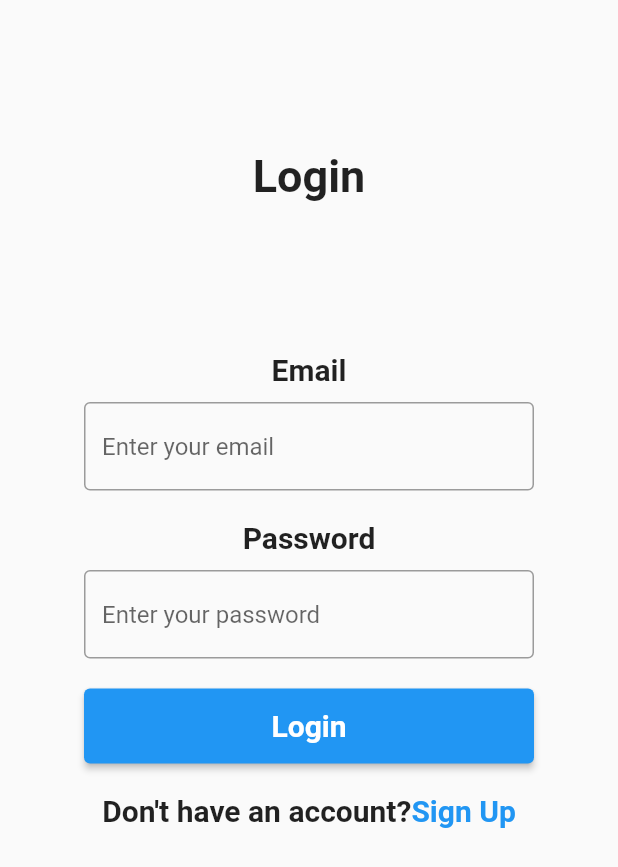
After one commit to aneeshdevala/Cliffix-video-platform, a Flutter app: the LoginPage screen opened by its route, on a phone screen of 412 x 824 dp. The commit adds this screen. Shown: the top 867 px of the screen. Run offline on Flutter 3.47's test engine with Material 2 defaults, Android fonts, the phone set to English and light mode, and no system bars; our stand-ins replace get.

Commit message:
login started

```diff
--- /dev/null
+++ b/lib/app/modules/loginpage/view/homeviews.dart
@@ -0,0 +1,97 @@
+import 'package:flutter/material.dart';
+
+class LoginPage extends StatelessWidget {
+  const LoginPage({Key? key}) : super(key: key);
+
+  @override
+  Widget build(BuildContext context) {
+    return Scaffold(
+      body: Container(
+        child: Column(
+          children: [
+            const SizedBox(height: 100),
+            const Text(
+              "Login",
+              style: TextStyle(
+                fontSize: 30,
+                fontWeight: FontWeight.bold,
+              ),
+            ),
+            const SizedBox(height: 100),
+            const Text(
+              "Email",
+              style: TextStyle(
+                fontSize: 20,
+                fontWeight: FontWeight.bold,
+              ),
+            ),
+            const SizedBox(height: 10),
+            Container(
+              width: 300,
+              child: TextField(
+                decoration: const InputDecoration(
+                  border: OutlineInputBorder(),
+                  hintText: 'Enter your email',
+                ),
+              ),
+            ),
+            const SizedBox(height: 20),
+            const Text(
+              "Password",
+              style: TextStyle(
+                fontSize: 20,
+                fontWeight: FontWeight.bold,
+              ),
+            ),
+            const SizedBox(height: 10),
+            Container(
+              width: 300,
+              child: TextField(
+                decoration: const InputDecoration(
+                  border: OutlineInputBorder(),
+                  hintText: 'Enter your password',
+                ),
+              ),
+            ),
+            const SizedBox(height: 20),
+            Container(
+              width: 300,
+              height: 50,
+              child: ElevatedButton(
+                onPressed: () {},
+                child: const Text(
+                  "Login",
+                  style: TextStyle(
+                    fontSize: 20,
+                    fontWeight: FontWeight.bold,
+                  ),
+                ),
+              ),
+            ),
+            const SizedBox(height: 20),
+            Row(
+              mainAxisAlignment: MainAxisAlignment.center,
+              children: const [
+                Text(
+                  "Don't have an account?",
+                  style: TextStyle(
+                    fontSize: 20,
+                    fontWeight: FontWeight.bold,
+                  ),
+                ),
+                Text(
+                  "Sign Up",
+                  style: TextStyle(
+                    fontSize: 20,
+                    fontWeight: FontWeight.bold,
+                    color: Colors.blue,
+                  ),
+                ),
+              ],
+            ),
+          ],
+        ),
+      ),
+    );
+  }
+}
--- a/lib/app/modules/onboard/controller/onboradingcon.dart
+++ b/lib/app/modules/onboard/controller/onboradingcon.dart
@@ -1,5 +1,7 @@
+import 'package:cliffix/app/modules/loginpage/view/homeviews.dart';
 import 'package:cliffix/app/modules/onboard/model/onboardingmodel.dart';
 import 'package:flutter/cupertino.dart';
+import 'package:get/get_navigation/src/extension_navigation.dart';
 import 'package:get/get_rx/get_rx.dart';
 import 'package:get/utils.dart';
 
@@ -12,6 +14,7 @@ class OnboardingConrrolletr extends GetxController {
   forwardAction() {
     if (isLastPage) {
       //homepage
+      Get.off(const LoginPage());
     } else {
       pageController.nextPage(
         duration: 1.seconds,
--- a/lib/app/modules/onboard/views/onboarding_page.dart
+++ b/lib/app/modules/onboard/views/onboarding_page.dart
@@ -1,6 +1,9 @@
+import 'package:cliffix/app/modules/loginpage/view/homeviews.dart';
 import 'package:cliffix/app/modules/onboard/controller/onboradingcon.dart';
 import 'package:cliffix/app/util/sizedbox.dart';
 import 'package:flutter/material.dart';
+import 'package:get/get_core/get_core.dart';
+import 'package:get/get_navigation/get_navigation.dart';
 import 'package:get/get_state_manager/get_state_manager.dart';
 
 class OnBoardings extends StatelessWidget {
--- a/lib/main.dart
+++ b/lib/main.dart
@@ -1,32 +1,50 @@
+// import 'package:cliffix/app/modules/onboard/views/onboarding_page.dart';
+// import 'package:cliffix/app/modules/splash/views/view.dart';
+// import 'package:flutter/material.dart';
+
+// void main() {
+//   runApp(const MyApp());
+// }
+
+// class MyApp extends StatelessWidget {
+//   const MyApp({Key? key}) : super(key: key);
+
+//   // This widget is the root of your application.
+//   @override
+//   Widget build(BuildContext context) {
+//     return Get(
+//       title: 'Flutter Demo',
+//       theme: ThemeData(
+
+//         primarySwatch: Colors.blue,
+//       ),
+//       home: OnBoardings(),
+//     );
+//   }
+// }
+
+import 'package:cliffix/app/modules/loginpage/view/homeviews.dart';
 import 'package:cliffix/app/modules/onboard/views/onboarding_page.dart';
-import 'package:cliffix/app/modules/splash/views/view.dart';
-import 'package:flutter/material.dart';
+import 'package:flutter/cupertino.dart';
+import 'package:get/get_navigation/src/root/get_material_app.dart';
+import 'package:get/get_navigation/src/routes/get_route.dart';
 
 void main() {
-  runApp(const MyApp());
+  runApp(
+    GetMaterialApp(
+      debugShowCheckedModeBanner: false,
+      title: "Cliffix",
+      initialRoute: "/onboarding",
+      getPages: [
+        GetPage(
+          name: "/onboarding",
+          page: () => OnBoardings(),
+        ),
+        GetPage(
+          name: "/login",
+          page: () => const LoginPage(),
+        ),
+      ],
+    ),
+  );
 }
-
-class MyApp extends StatelessWidget {
-  const MyApp({Key? key}) : super(key: key);
-
-  // This widget is the root of your application.
-  @override
-  Widget build(BuildContext context) {
-    return MaterialApp(
-      title: 'Flutter Demo',
-      theme: ThemeData(
-        // This is the theme of your application.
-        //
-        // Try running your application with "flutter run". You'll see the
-        // application has a blue toolbar. Then, without quitting the app, try
-        // changing the primarySwatch below to Colors.green and then invoke
-        // "hot reload" (press "r" in the console where you ran "flutter run",
-        // or simply save your changes to "hot reload" in a Flutter IDE).
-        // Notice that the counter didn't reset back to zero; the application
-        // is not restarted.
-        primarySwatch: Colors.blue,
-      ),
-      home: OnBoardings(),
-    );
-  }
-}
```
